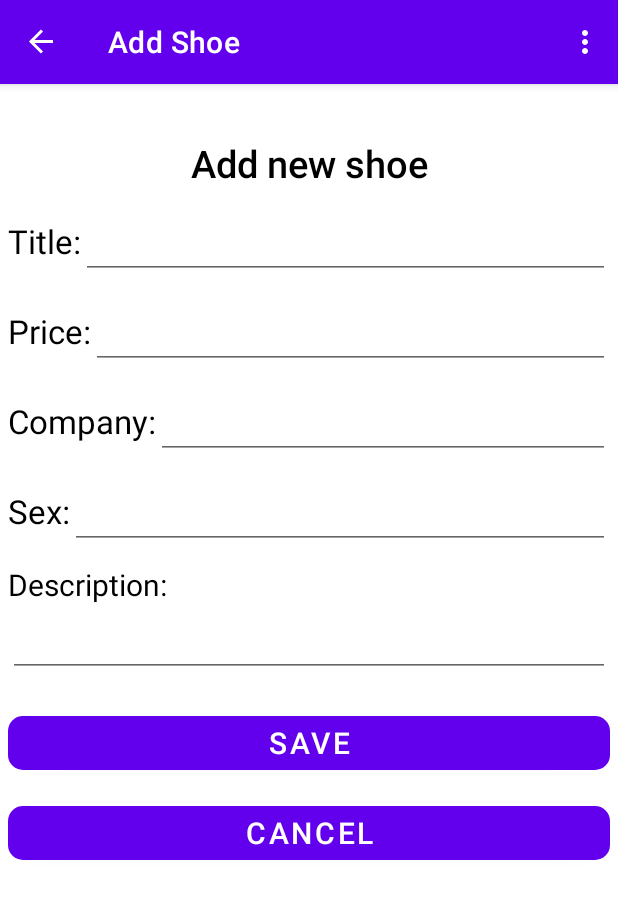
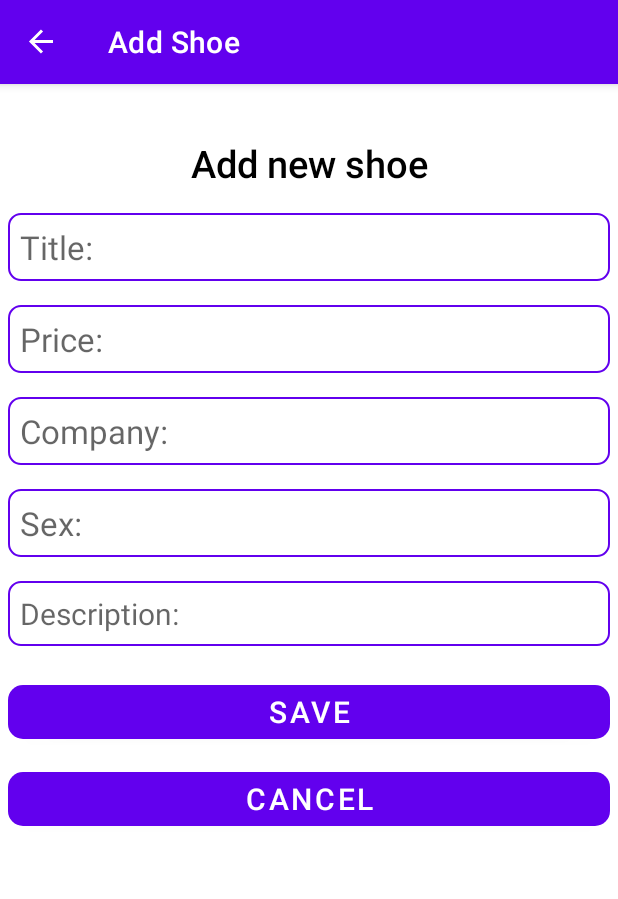
Before and after one commit to RenijS/Android_ShoeStore_Kotlin, an Android app: the AddShoeFragment screen opened through its navigation route, on a phone screen of 412 x 824 dp. Shown: the top 899 px of the screen. Run offline under Robolectric (Android 15) with nearby library versions, the phone set to English and light mode, and no system bars; our stand-ins replace navigation-ui.

Commit message:
Some layout change

```diff
--- a/app/src/main/java/com/example/shoestore/MainActivity.kt
+++ b/app/src/main/java/com/example/shoestore/MainActivity.kt
@@ -36,22 +36,4 @@ class MainActivity : AppCompatActivity() {
         return navController.navigateUp()
     }
 
-    //creating option menu
-    override fun onCreateOptionsMenu(menu: Menu?): Boolean {
-        val inflater: MenuInflater = menuInflater
-        inflater.inflate(R.menu.logout_menu, menu)
-        return true
-    }
-
-    // when item in option menu is selected
-    override fun onOptionsItemSelected(item: MenuItem): Boolean {
-        return when(item.itemId){
-            R.id.loginFragment ->
-                // this navigates itself
-                // the id of loginFragment in navGraph and the id of item in menu is same which helps in navigation
-                NavigationUI.onNavDestinationSelected(item!!, this.findNavController(R.id.myNavHostFragment))
-            else -> super.onOptionsItemSelected(item)
-        }
-
-    }
 }
--- a/app/src/main/res/layout/fragment_add_shoe.xml
+++ b/app/src/main/res/layout/fragment_add_shoe.xml
@@ -25,117 +25,55 @@
             android:textSize="25sp"
             android:textStyle="bold" />
 
-        <LinearLayout
-            android:layout_width="match_parent"
-            android:layout_height="wrap_content"
-            android:layout_marginTop="10dp"
-            android:orientation="horizontal">
-
-            <TextView
-                android:id="@+id/textTitle"
-                android:layout_width="wrap_content"
-                android:layout_height="wrap_content"
-                android:layout_weight="0"
-                android:text="@string/title"
-                android:textColor="#000000"
-                android:textSize="22sp" />
-
             <androidx.appcompat.widget.AppCompatEditText
                 android:id="@+id/etTitle"
-                android:layout_width="wrap_content"
+                android:layout_width="match_parent"
                 android:layout_height="wrap_content"
                 android:layout_weight="1"
                 android:textColor="#000000"
-                android:textSize="22sp" />
-        </LinearLayout>
-
-        <LinearLayout
-            android:layout_width="match_parent"
-            android:layout_height="wrap_content"
-            android:layout_marginTop="10dp"
-            android:orientation="horizontal">
-
-            <TextView
-                android:id="@+id/textPrice"
-                android:layout_width="wrap_content"
-                android:layout_height="wrap_content"
-                android:layout_weight="0"
-                android:text="@string/price"
-                android:textColor="#000000"
-                android:textSize="22sp" />
+                android:textSize="22sp"
+                android:hint="@string/title"
+                android:background="@drawable/et_style"
+                android:padding="8dp"
+                android:layout_marginTop="16dp"/>
 
             <androidx.appcompat.widget.AppCompatEditText
                 android:id="@+id/etPrice"
-                android:layout_width="wrap_content"
+                android:layout_width="match_parent"
                 android:layout_height="wrap_content"
                 android:layout_weight="1"
                 android:inputType="number"
                 android:textColor="#000000"
-                android:textSize="22sp" />
-        </LinearLayout>
-
-        <LinearLayout
-            android:layout_width="match_parent"
-            android:layout_height="wrap_content"
-            android:layout_marginTop="10dp"
-            android:orientation="horizontal">
-
-            <TextView
-                android:id="@+id/textCompany"
-                android:layout_width="wrap_content"
-                android:layout_height="wrap_content"
-                android:layout_weight="0"
-                android:text="@string/company"
-                android:textColor="#000000"
-                android:textSize="22sp" />
+                android:textSize="22sp"
+                android:hint="@string/price"
+                android:background="@drawable/et_style"
+                android:padding="8dp"
+                android:layout_marginTop="16dp"/>
 
             <EditText
                 android:id="@+id/etCompany"
-                android:layout_width="wrap_content"
+                android:layout_width="match_parent"
                 android:layout_height="wrap_content"
                 android:layout_weight="1"
                 android:textColor="#000000"
                 android:textSize="22sp"
-                android:importantForAutofill="no" />
-        </LinearLayout>
-
-        <LinearLayout
-            android:layout_width="match_parent"
-            android:layout_height="wrap_content"
-            android:layout_marginTop="10dp"
-            android:orientation="horizontal">
-
-            <TextView
-                android:id="@+id/textSex"
-                android:layout_width="wrap_content"
-                android:layout_height="wrap_content"
-                android:layout_weight="0"
-                android:text="@string/sex"
-                android:textColor="#000000"
-                android:textSize="22sp" />
+                android:importantForAutofill="no"
+                android:hint="@string/company"
+                android:background="@drawable/et_style"
+                android:padding="8dp"
+                android:layout_marginTop="16dp"/>
 
             <EditText
                 android:id="@+id/etSex"
-                android:layout_width="wrap_content"
+                android:layout_width="match_parent"
                 android:layout_height="wrap_content"
                 android:layout_weight="1"
                 android:textColor="#000000"
-                android:textSize="22sp" />
-        </LinearLayout>
-
-        <LinearLayout
-            android:layout_width="match_parent"
-            android:layout_height="wrap_content"
-            android:layout_marginTop="10dp"
-            android:orientation="vertical">
-
-            <TextView
-                android:id="@+id/textDesc"
-                android:layout_width="match_parent"
-                android:layout_height="wrap_content"
-                android:text="@string/description"
-                android:textColor="#000000"
-                android:textSize="20sp" />
+                android:textSize="22sp"
+                android:hint="@string/sex"
+                android:background="@drawable/et_style"
+                android:padding="8dp"
+                android:layout_marginTop="16dp"/>
 
             <EditText
                 android:id="@+id/etDesc"
@@ -143,8 +81,11 @@
                 android:layout_height="wrap_content"
                 android:layout_weight="1"
                 android:textColor="#000000"
-                android:textSize="20sp" />
-        </LinearLayout>
+                android:textSize="20sp"
+                android:hint="@string/description"
+                android:background="@drawable/et_style"
+                android:padding="8dp"
+                android:layout_marginTop="16dp"/>
 
         <Button
             android:id="@+id/buttonSave"
@@ -159,7 +100,7 @@
             android:id="@+id/buttonCancel"
             android:layout_width="match_parent"
             android:layout_height="wrap_content"
-            android:layout_marginTop="12dp"
+            android:layout_marginTop="10dp"
             android:text="@string/cancel"
             android:textSize="20sp"
             app:cornerRadius="10dp" />
```
Also changed, not shown: app/src/main/java/com/example/shoestore/AddShoeFragment.kt (+8 -1 lines), app/src/main/java/com/example/shoestore/ShoeListFragment.kt (+21 -3 lines), app/src/main/res/layout/fragment_shoe_detail.xml (+52 -48 lines).
